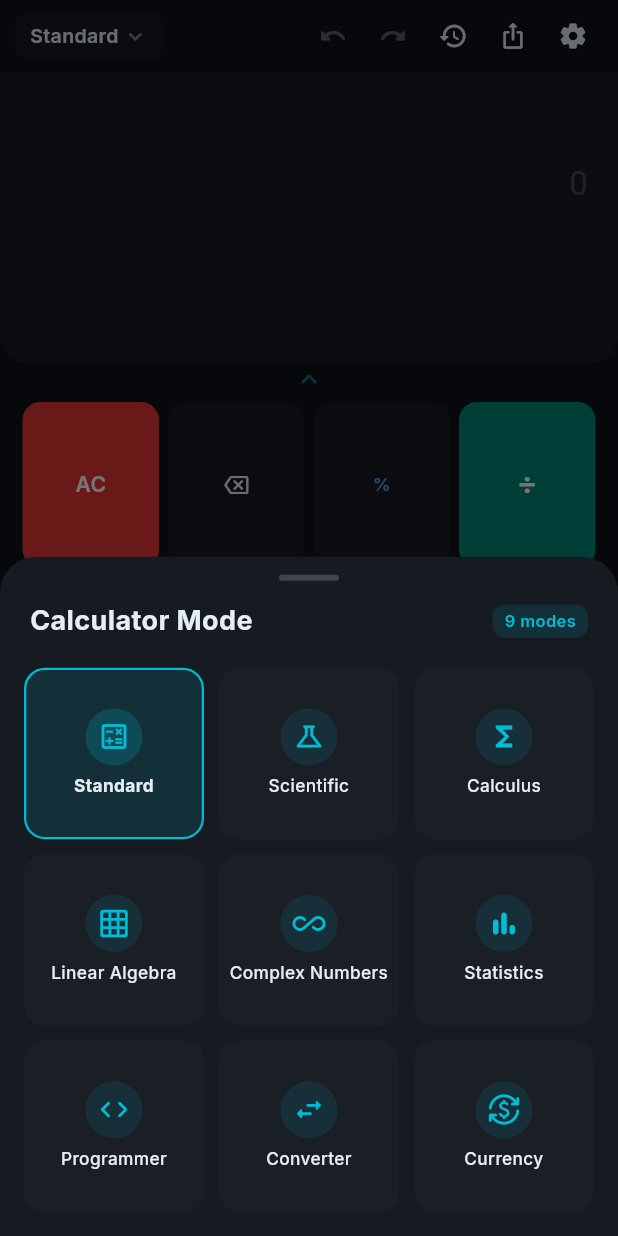
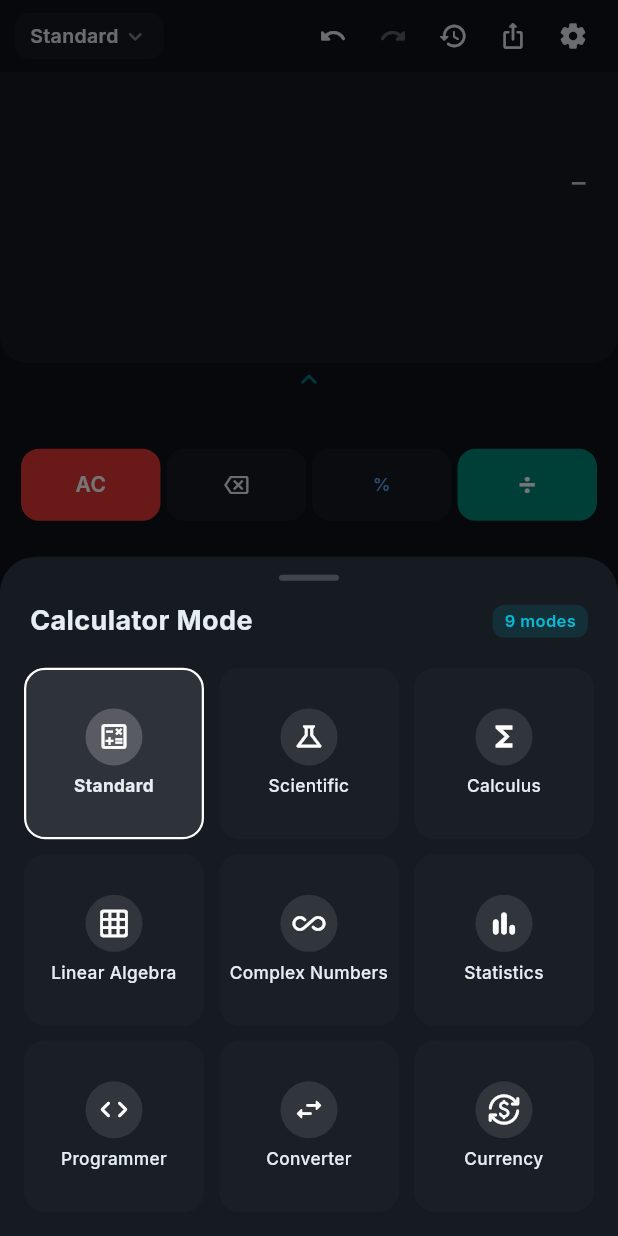
Before and after one commit to CR3-Architect/CalcPro, a Flutter app: the screen it shows after launch, after a tap on "Standard", on a phone screen of 412 x 824 dp. Run offline on Flutter 3.47's test engine with Material 3 defaults, Android fonts, the phone set to English and light mode, and no system bars; our stand-ins replace flutter_bloc, google_fonts, share_plus, shared_preferences; Roboto replaces fonts that are missing (Roboto Mono).

Commit message:
fix: white icons/borders in mode sheet, buttons fixed height 48px
- Mode sheet: all icons + borders white (clean professional look)
- CalcButton: fixed 48px height via Center+SizedBox (proper compact size, no gaps)

```diff
--- a/lib/presentation/screens/calculator_screen.dart
+++ b/lib/presentation/screens/calculator_screen.dart
@@ -139,12 +139,12 @@
                           child: Container(
                             decoration: BoxDecoration(
                               color: selected
-                                  ? ColorTokens.electricCyan.withOpacity(0.12)
+                                  ? Colors.white.withOpacity(0.1)
                                   : surfaceVar.withOpacity(0.4),
                               borderRadius: BorderRadius.circular(14),
                               border: Border.all(
                                 color: selected
-                                    ? ColorTokens.electricCyan
+                                    ? Colors.white
                                     : Colors.transparent,
                                 width: 1.5,
                               ),
@@ -155,14 +155,14 @@
                                 Container(
                                   padding: const EdgeInsets.all(8),
                                   decoration: BoxDecoration(
-                                    color: ColorTokens.electricCyan
+                                    color: Colors.white
                                         .withOpacity(selected ? 0.2 : 0.1),
                                     shape: BoxShape.circle,
                                   ),
                                   child: Icon(
                                     icons[mode] ?? Icons.calculate_outlined,
                                     size: 22,
-                                    color: ColorTokens.electricCyan,
+                                    color: Colors.white,
                                   ),
                                 ),
                                 const SizedBox(height: 6),
--- a/lib/presentation/widgets/keypad/calc_button.dart
+++ b/lib/presentation/widgets/keypad/calc_button.dart
@@ -143,7 +143,10 @@
     return Expanded(
       flex: flex,
       child: Padding(
-        padding: const EdgeInsets.symmetric(horizontal: 3, vertical: 0),
+        padding: const EdgeInsets.symmetric(horizontal: 2, vertical: 3),
+        child: Center(
+          child: SizedBox(
+            height: height ?? 48,
             child: Material(
               color: _bgColor(isDark),
               borderRadius: BorderRadius.circular(12),
@@ -151,12 +154,11 @@
               child: InkWell(
                 borderRadius: BorderRadius.circular(12),
                 onTap: onPressed,
-            child: SizedBox(
-              height: height,
                 child: Center(
                   child: icon != null
                       ? Icon(icon, size: 16, color: _iconColor(isDark))
                       : Text(text, style: CalcStyles.forType(type, isDark)),
+                ),
               ),
             ),
           ),
```
Lines whose indentation alone changed are shown as unchanged.
